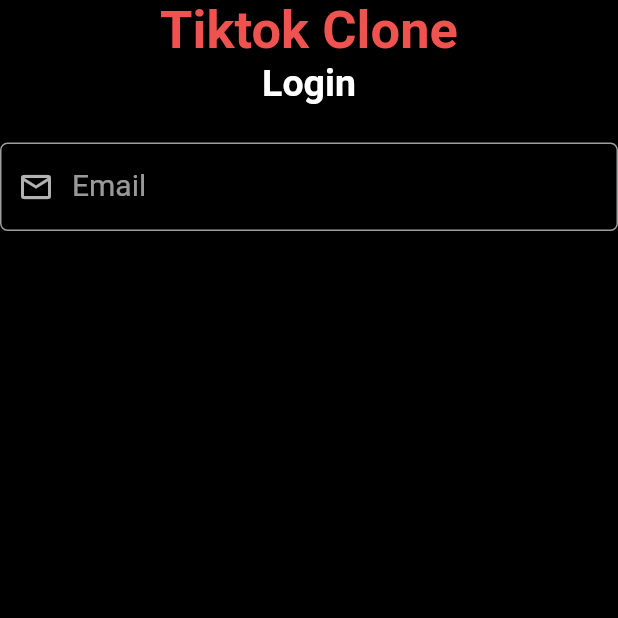
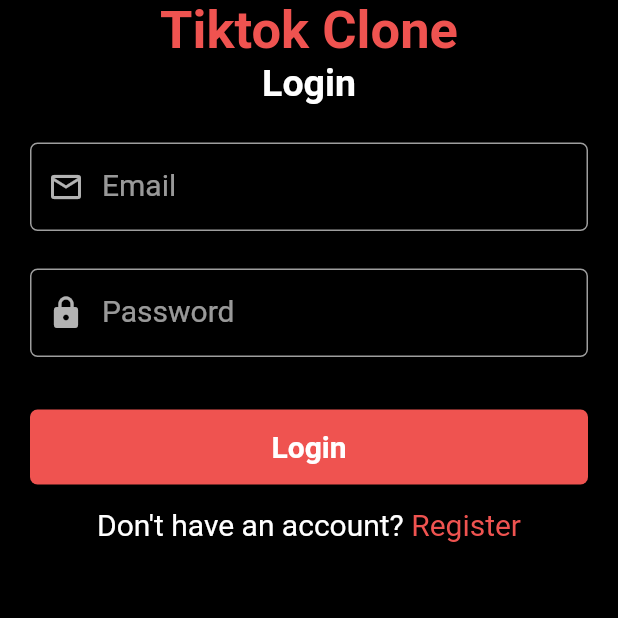
Before and after one commit to Ozurumba007/tiktok-clone, a Flutter app: the screen it shows after launch, on a phone screen of 412 x 824 dp, the top half of it. Run offline on Flutter 3.47's test engine with Material 2 defaults, Android fonts, the phone set to English and light mode, and no system bars.

Commit message:
added the email, password, button and 'dont have an account? register'.

```diff
--- a/lib/views/screens/auth/login_screen.dart
+++ b/lib/views/screens/auth/login_screen.dart
@@ -32,6 +32,10 @@ class LoginScreen extends StatelessWidget {
               height: 25,
             ),
             Container(
+              width: MediaQuery.of(context).size.width,
+              margin: const EdgeInsets.symmetric(
+                horizontal: 20,
+              ),
               child: TextInputField(
                 controller: _emailController,
                 labelText: 'Email',
@@ -39,6 +43,68 @@ class LoginScreen extends StatelessWidget {
                 icon: Icons.email_outlined,
               ),
             ),
+            const SizedBox(
+              height: 25,
+            ),
+            Container(
+              width: MediaQuery.of(context).size.width,
+              margin: const EdgeInsets.symmetric(
+                horizontal: 20,
+              ),
+              child: TextInputField(
+                controller: _passwordController,
+                labelText: 'Password',
+                isObsecure: true,
+                icon: Icons.lock,
+              ),
+            ),
+            const SizedBox(
+              height: 35,
+            ),
+            Container(
+              width: MediaQuery.of(context).size.width - 40,
+              height: 50,
+              decoration: BoxDecoration(
+                color: buttonColor,
+                borderRadius: const BorderRadius.all(
+                  Radius.circular(5),
+                ),
+              ),
+              child: InkWell(
+                onTap: () {
+                  print('Login User');
+                },
+                child: const Center(
+                  child: Text(
+                    'Login',
+                    style: TextStyle(
+                      fontSize: 20,
+                      fontWeight: FontWeight.w700,
+                    ),
+                  ),
+                ),
+              ),
+            ),
+            const SizedBox(height: 15),
+            Row(
+              mainAxisAlignment: MainAxisAlignment.center,
+              children: [
+                const Text(
+                  'Don\'t have an account? ',
+                  style: TextStyle(fontSize: 20),
+                ),
+                InkWell(
+                  onTap: () => print('Navigating user'),
+                  child: Text(
+                    'Register',
+                    style: TextStyle(
+                      fontSize: 20,
+                      color: buttonColor,
+                    ),
+                  ),
+                ),
+              ],
+            )
           ],
         ),
       ),
```
